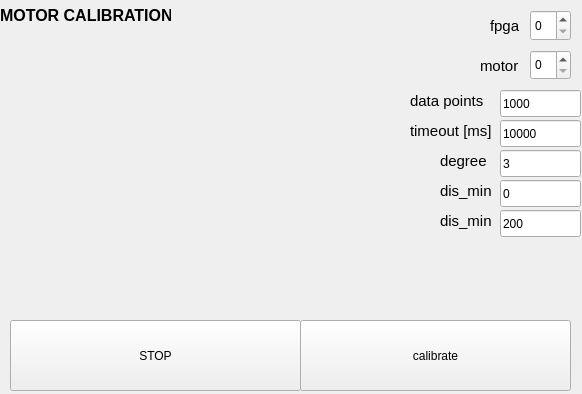
This is roboy_motor_calibration/src/roboy_motor_calibration.ui in stes/roboy_rqt_plugins as Qt 5 draws it before an edit. The edited form follows.
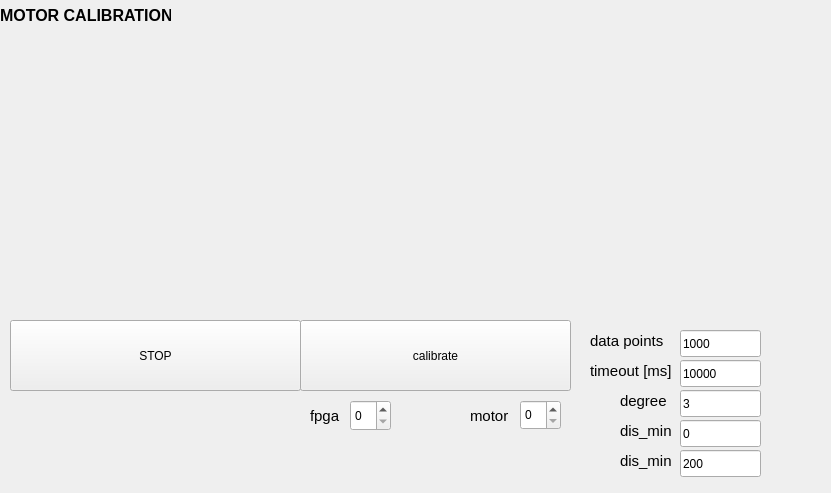
This is the edited form. Custom widgets are drawn as their Qt base class.

Commit message: with motor calibration second draft

The edit to the form file:
```diff
--- a/roboy_motor_calibration/src/roboy_motor_calibration.ui
+++ b/roboy_motor_calibration/src/roboy_motor_calibration.ui
@@ -6,8 +6,8 @@
    <rect>
     <x>0</x>
     <y>0</y>
-    <width>582</width>
-    <height>394</height>
+    <width>831</width>
+    <height>493</height>
    </rect>
   </property>
   <property name="windowTitle">
@@ -16,8 +16,8 @@
   <widget class="QSpinBox" name="fpga">
    <property name="geometry">
     <rect>
-     <x>530</x>
-     <y>10</y>
+     <x>350</x>
+     <y>400</y>
      <width>41</width>
      <height>31</height>
     </rect>
@@ -29,8 +29,8 @@
   <widget class="QLabel" name="label">
    <property name="geometry">
     <rect>
-     <x>490</x>
-     <y>10</y>
+     <x>310</x>
+     <y>400</y>
      <width>41</width>
      <height>31</height>
     </rect>
@@ -86,8 +86,8 @@
   <widget class="QLabel" name="label_3">
    <property name="geometry">
     <rect>
-     <x>480</x>
-     <y>50</y>
+     <x>470</x>
+     <y>400</y>
      <width>41</width>
      <height>31</height>
     </rect>
@@ -106,8 +106,8 @@
   <widget class="QSpinBox" name="motor">
    <property name="geometry">
     <rect>
-     <x>530</x>
-     <y>50</y>
+     <x>520</x>
+     <y>400</y>
      <width>41</width>
      <height>30</height>
     </rect>
@@ -135,8 +135,8 @@
   <widget class="QLineEdit" name="displacement_min">
    <property name="geometry">
     <rect>
-     <x>500</x>
-     <y>180</y>
+     <x>680</x>
+     <y>420</y>
      <width>81</width>
      <height>27</height>
     </rect>
@@ -148,8 +148,8 @@
   <widget class="QLabel" name="label_4">
    <property name="geometry">
     <rect>
-     <x>440</x>
-     <y>180</y>
+     <x>620</x>
+     <y>420</y>
      <width>61</width>
      <height>21</height>
     </rect>
@@ -168,8 +168,8 @@
   <widget class="QLabel" name="label_5">
    <property name="geometry">
     <rect>
-     <x>440</x>
-     <y>210</y>
+     <x>620</x>
+     <y>450</y>
      <width>61</width>
      <height>21</height>
     </rect>
@@ -188,8 +188,8 @@
   <widget class="QLineEdit" name="displacement_max">
    <property name="geometry">
     <rect>
-     <x>500</x>
-     <y>210</y>
+     <x>680</x>
+     <y>450</y>
      <width>81</width>
      <height>27</height>
     </rect>
@@ -201,8 +201,8 @@
   <widget class="QLineEdit" name="timeout">
    <property name="geometry">
     <rect>
-     <x>500</x>
-     <y>120</y>
+     <x>680</x>
+     <y>360</y>
      <width>81</width>
      <height>27</height>
     </rect>
@@ -214,8 +214,8 @@
   <widget class="QLabel" name="label_6">
    <property name="geometry">
     <rect>
-     <x>410</x>
-     <y>120</y>
+     <x>590</x>
+     <y>360</y>
      <width>91</width>
      <height>21</height>
     </rect>
@@ -234,8 +234,8 @@
   <widget class="QLabel" name="label_7">
    <property name="geometry">
     <rect>
-     <x>440</x>
-     <y>150</y>
+     <x>620</x>
+     <y>390</y>
      <width>61</width>
      <height>21</height>
     </rect>
@@ -254,8 +254,8 @@
   <widget class="QLineEdit" name="degree">
    <property name="geometry">
     <rect>
-     <x>500</x>
-     <y>150</y>
+     <x>680</x>
+     <y>390</y>
      <width>81</width>
      <height>27</height>
     </rect>
@@ -267,8 +267,8 @@
   <widget class="QLineEdit" name="data_points">
    <property name="geometry">
     <rect>
-     <x>500</x>
-     <y>90</y>
+     <x>680</x>
+     <y>330</y>
      <width>81</width>
      <height>27</height>
     </rect>
@@ -280,8 +280,8 @@
   <widget class="QLabel" name="label_8">
    <property name="geometry">
     <rect>
-     <x>410</x>
-     <y>90</y>
+     <x>590</x>
+     <y>330</y>
      <width>91</width>
      <height>21</height>
     </rect>
@@ -302,7 +302,27 @@
     <rect>
      <x>10</x>
      <y>30</y>
-     <width>391</width>
+     <width>271</width>
+     <height>281</height>
+    </rect>
+   </property>
+  </widget>
+  <widget class="QCustomPlot" name="adc_value" native="true">
+   <property name="geometry">
+    <rect>
+     <x>280</x>
+     <y>30</y>
+     <width>271</width>
+     <height>281</height>
+    </rect>
+   </property>
+  </widget>
+  <widget class="QCustomPlot" name="displacement" native="true">
+   <property name="geometry">
+    <rect>
+     <x>550</x>
+     <y>30</y>
+     <width>271</width>
      <height>281</height>
     </rect>
    </property>
```
Left out of the diff: 2 changed lines with no effect on the pictures. The commit also changes 4 other files.
